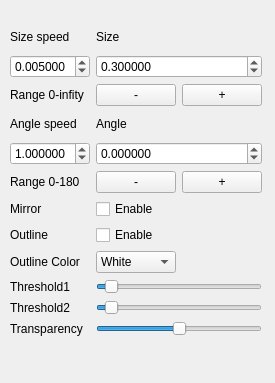
The window that control.ui (fangrh/transfer_draw) describes before a commit, drawn with Qt 5.
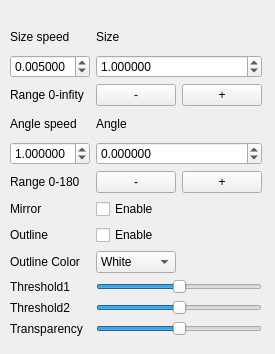
The same window after the commit.

Diff of the .ui file:
```diff
--- a/control.ui
+++ b/control.ui
@@ -7,7 +7,7 @@
     <x>0</x>
     <y>0</y>
     <width>275</width>
-    <height>383</height>
+    <height>354</height>
    </rect>
   </property>
   <property name="windowTitle">
@@ -56,7 +56,7 @@
        <number>6</number>
       </property>
       <property name="value">
-       <double>0.300000000000000</double>
+       <double>1.000000000000000</double>
       </property>
      </widget>
     </item>
@@ -229,7 +229,7 @@
     <item row="9" column="1" colspan="2">
      <widget class="QSlider" name="QSlider_threshold1">
       <property name="maximum">
-       <number>1000</number>
+       <number>100</number>
       </property>
       <property name="value">
        <number>50</number>
@@ -249,7 +249,7 @@
     <item row="10" column="1" colspan="2">
      <widget class="QSlider" name="QSlider_threshold2">
       <property name="maximum">
-       <number>1000</number>
+       <number>100</number>
       </property>
       <property name="value">
        <number>50</number>
```
